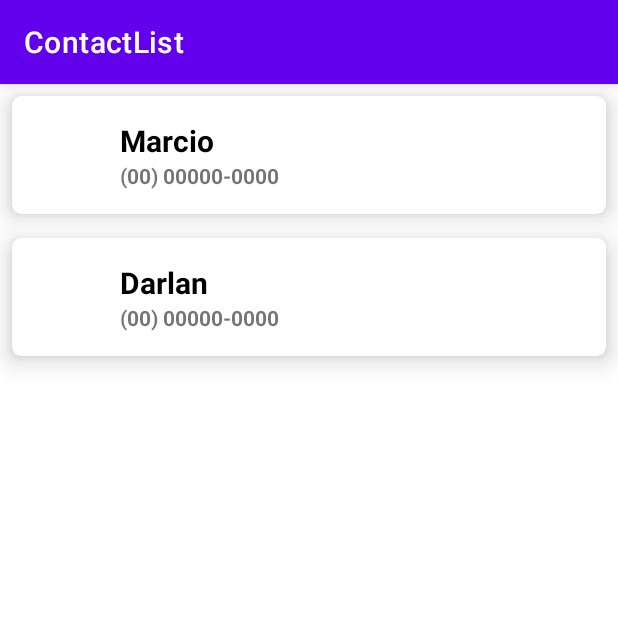
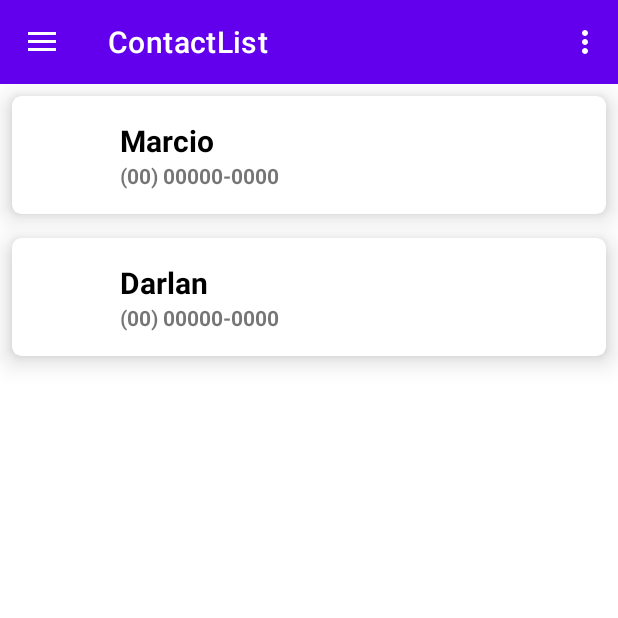
Before and after one commit to MarcinhoFIVE/ContactList, an Android app: the screen it shows after launch (MainActivity), on a phone screen of 412 x 824 dp, the top half of it. Run offline under Robolectric (Android 15) with nearby library versions, the phone set to English and light mode, and no system bars.

Commit message:
Menu Inserted

```diff
--- a/app/src/main/java/br/mdan/contactlist/MainActivity.kt
+++ b/app/src/main/java/br/mdan/contactlist/MainActivity.kt
@@ -2,6 +2,14 @@ package br.mdan.contactlist
 
 import androidx.appcompat.app.AppCompatActivity
 import android.os.Bundle
+import android.view.Menu
+import android.view.MenuInflater
+import android.view.MenuItem
+import android.view.View
+import android.widget.Toast
+import androidx.appcompat.app.ActionBarDrawerToggle
+import androidx.appcompat.widget.Toolbar
+import androidx.drawerlayout.widget.DrawerLayout
 import androidx.recyclerview.widget.LinearLayoutManager
 import androidx.recyclerview.widget.RecyclerView
 
@@ -14,10 +22,21 @@ class MainActivity : AppCompatActivity() {
 
     override fun onCreate(savedInstanceState: Bundle?) {
         super.onCreate(savedInstanceState)
-        setContentView(R.layout.activity_main)
+        setContentView(R.layout.drawer_menu)
 
+        initDrawer()
         bindView()
         updateList()
+    }
+
+    private fun initDrawer() {
+        val drawerLayout = findViewById<View>(R.id.drawLayout) as DrawerLayout
+        val toolbar = findViewById<Toolbar>(R.id.toolbar)
+        setSupportActionBar(toolbar)
+
+        val toggle = ActionBarDrawerToggle(this, drawerLayout, toolbar, R.string.open_drawer, R.string.close_drawer)
+        drawerLayout.addDrawerListener(toggle)
+        toggle.syncState()
     }
 
     private fun bindView() {
@@ -41,4 +60,28 @@ class MainActivity : AppCompatActivity() {
             )
         )
     }
+
+    private fun showToast(message: String) {
+        Toast.makeText(this, message, Toast.LENGTH_SHORT).show()
+    }
+
+    override fun onCreateOptionsMenu(menu: Menu?): Boolean {
+        val inflater: MenuInflater = menuInflater
+        inflater.inflate(R.menu.menu, menu)
+        return true
+    }
+
+    override fun onOptionsItemSelected(item: MenuItem): Boolean {
+        return when(item.itemId) {
+            R.id.item_menu_1 -> {
+                showToast("Item Menu 1")
+                true
+            }
+            R.id.item_menu_2 -> {
+                showToast("Item Menu 1")
+                true
+            }
+            else -> super.onOptionsItemSelected(item)
+        }
+    }
 }
--- a/app/src/main/res/layout/activity_main.xml
+++ b/app/src/main/res/layout/activity_main.xml
@@ -6,6 +6,17 @@
     android:layout_height="match_parent"
     tools:context=".MainActivity">
 
+    <androidx.appcompat.widget.Toolbar
+        android:id="@+id/toolbar"
+        android:layout_width="match_parent"
+        android:layout_height="?attr/actionBarSize"
+        android:background="?attr/colorPrimary"
+        app:title="@string/app_name"
+        app:theme="@style/ThemeOverlay.AppCompat.Dark.ActionBar"
+        app:layout_constraintTop_toTopOf="parent"
+        app:layout_constraintStart_toStartOf="parent"
+        app:layout_constraintEnd_toEndOf="parent" />
+
     <androidx.recyclerview.widget.RecyclerView
         android:id="@+id/rvList"
         android:layout_width="0dp"
@@ -13,6 +24,6 @@
         app:layout_constraintEnd_toEndOf="parent"
         app:layout_constraintBottom_toBottomOf="parent"
         app:layout_constraintStart_toStartOf="parent"
-        app:layout_constraintTop_toTopOf="parent"/>
+        app:layout_constraintTop_toBottomOf="@+id/toolbar"/>
 
 </androidx.constraintlayout.widget.ConstraintLayout>
--- /dev/null
+++ b/app/src/main/res/layout/drawer_menu.xml
@@ -0,0 +1,20 @@
+<?xml version="1.0" encoding="utf-8"?>
+<androidx.drawerlayout.widget.DrawerLayout xmlns:android="http://schemas.android.com/apk/res/android"
+    android:id="@+id/drawLayout"
+    xmlns:app="http://schemas.android.com/apk/res-auto"
+    android:layout_width="match_parent"
+    android:layout_height="match_parent"
+    xmlns:tools="http://schemas.android.com/tools"
+    tools:openDrawer="start">
+
+    <include layout="@layout/activity_main" />
+
+    <com.google.android.material.navigation.NavigationView
+        android:id="@+id/naviView"
+        android:layout_width="match_parent"
+        android:layout_height="match_parent"
+        android:layout_gravity="start"
+        app:menu="@menu/menu" />
+
+
+</androidx.drawerlayout.widget.DrawerLayout>
--- /dev/null
+++ b/app/src/main/res/menu/menu.xml
@@ -0,0 +1,7 @@
+<?xml version="1.0" encoding="utf-8"?>
+<menu xmlns:android="http://schemas.android.com/apk/res/android">
+    <item android:id="@+id/item_menu_1"
+        android:title="@string/menu_1"/>
+    <item android:id="@+id/item_menu_2"
+        android:title="@string/menu_2"/>
+</menu>
--- a/app/src/main/res/values-night/themes.xml
+++ b/app/src/main/res/values-night/themes.xml
@@ -1,6 +1,6 @@
 <resources xmlns:tools="http://schemas.android.com/tools">
     <!-- Base application theme. -->
-    <style name="Theme.ContactList" parent="Theme.MaterialComponents.DayNight.DarkActionBar">
+    <style name="Theme.ContactList" parent="Theme.MaterialComponents.DayNight.NoActionBar">
         <!-- Primary brand color. -->
         <item name="colorPrimary">@color/purple_200</item>
         <item name="colorPrimaryVariant">@color/purple_700</item>
--- a/app/src/main/res/values/strings.xml
+++ b/app/src/main/res/values/strings.xml
@@ -1,4 +1,10 @@
 <resources>
     <string name="app_name">ContactList</string>
-    <string name="foto_do_contato">Foto do Contato</string>
+    <string name="foto_do_contato">Foto do Contato</string>D
+
+    <string name="menu_1">Menu 1</string>
+    <string name="menu_2">Menu 2</string>
+
+    <string name="open_drawer">Abrir</string>
+    <string name="close_drawer">Fechar</string>
 </resources>
--- a/app/src/main/res/values/themes.xml
+++ b/app/src/main/res/values/themes.xml
@@ -1,6 +1,6 @@
 <resources xmlns:tools="http://schemas.android.com/tools">
     <!-- Base application theme. -->
-    <style name="Theme.ContactList" parent="Theme.MaterialComponents.DayNight.DarkActionBar">
+    <style name="Theme.ContactList" parent="Theme.MaterialComponents.DayNight.NoActionBar">
         <!-- Primary brand color. -->
         <item name="colorPrimary">@color/purple_500</item>
         <item name="colorPrimaryVariant">@color/purple_700</item>
```
